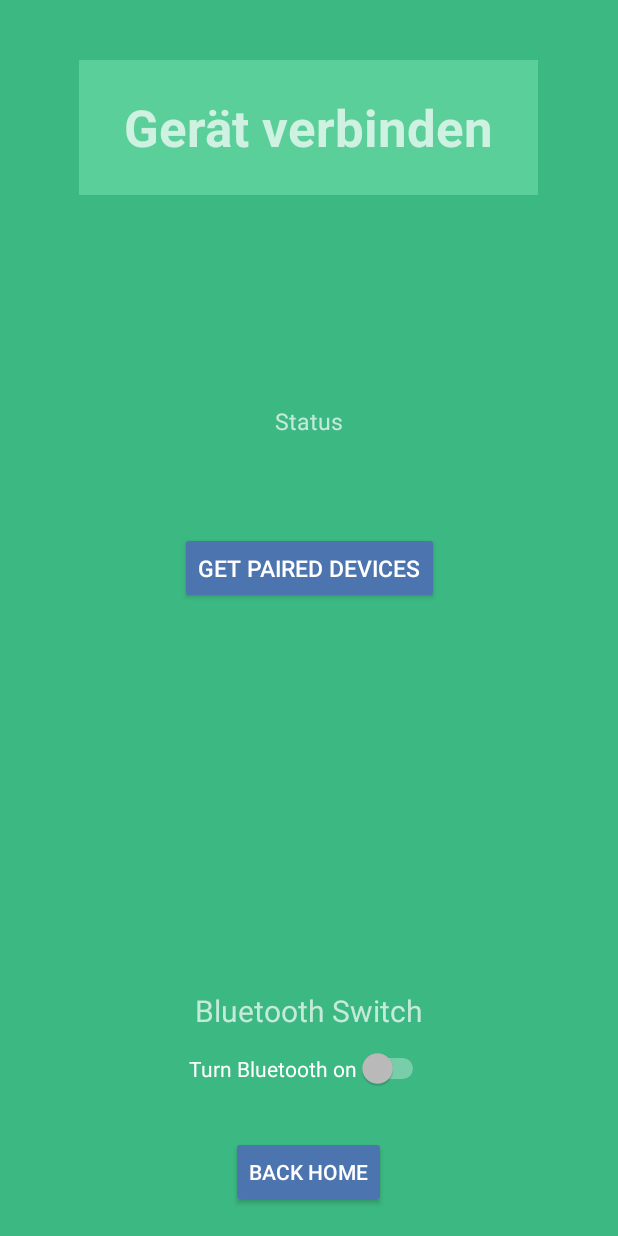
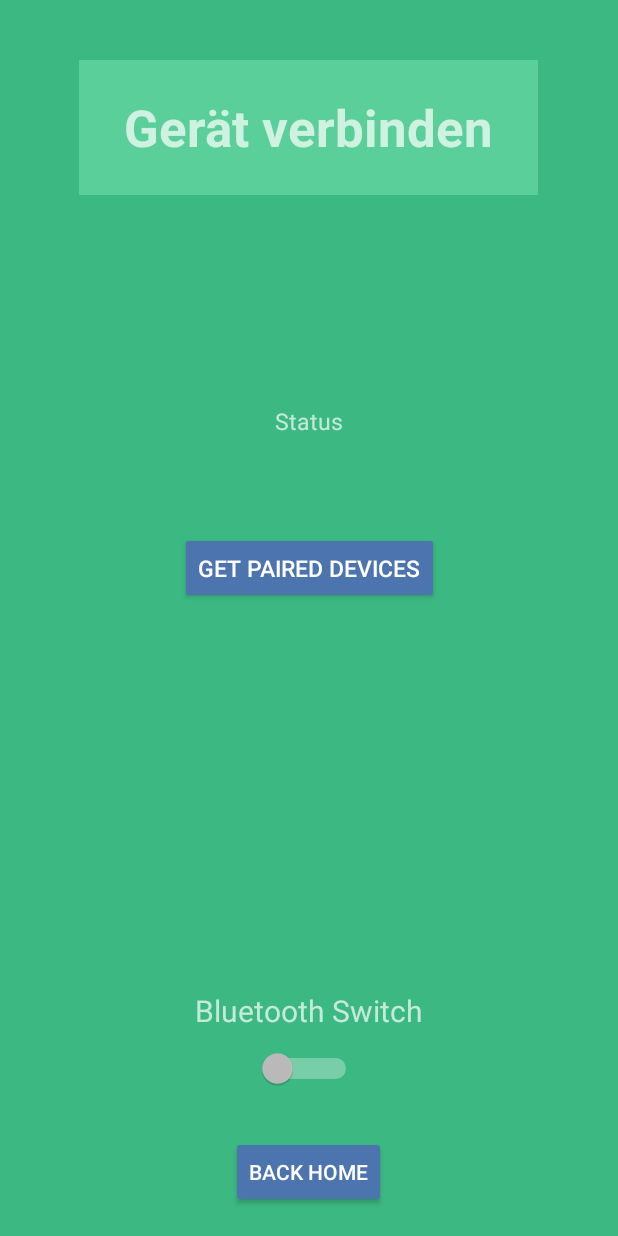
Before and after one commit to KathrinKollegger/Gluko-Smart-App, an Android app: the layout activity_gereatekoppeln.xml on its own in the app's theme, with its tools: preview values and no code run, on a phone screen of 412 x 824 dp. Run offline under Robolectric (Android 15) with nearby library versions, the phone set to English and light mode, and no system bars.

Commit message:
Bluetooth Steuerung und Berechtigungsabfrage funktionstüchtig

```diff
--- a/app/src/main/res/layout/activity_gereatekoppeln.xml
+++ b/app/src/main/res/layout/activity_gereatekoppeln.xml
@@ -4,7 +4,7 @@
     android:layout_width="match_parent"
     android:layout_height="match_parent"
     xmlns:app="http://schemas.android.com/apk/res-auto"
-    android:background="#3CB882">
+    android:background="@color/backgroundGreen">
 
     <TextView
         android:id="@+id/tv_titleBTact"
@@ -14,7 +14,7 @@
         android:layout_marginTop="40dp"
         android:layout_marginEnd="32dp"
         android:layout_marginBottom="561dp"
-        android:background="#5BCF99"
+        android:background="@color/TvBackgroundLightgreen"
         android:gravity="center"
         android:text="Gerät verbinden"
         android:textAppearance="@style/TextAppearance.AppCompat.Display1"
@@ -53,7 +53,7 @@
         android:layout_height="wrap_content"
         android:text="Get Paired Devices"
         android:textSize="15dp"
-        android:backgroundTint="#4C74AF"
+        android:backgroundTint="@color/buttonBlue"
         app:layout_constraintBottom_toTopOf="@+id/tv_pairedDevsTV"
         app:layout_constraintEnd_toEndOf="parent"
         app:layout_constraintStart_toStartOf="parent" />
@@ -66,7 +66,7 @@
         android:layout_marginRight="20dp"
         android:layout_height="wrap_content"
         android:text=""
-        android:textColor="#000"
+        android:textColor="@color/white"
         app:layout_constraintBottom_toBottomOf="parent"
         app:layout_constraintTop_toTopOf="parent" />
 
@@ -85,9 +85,10 @@
         android:layout_width="wrap_content"
         android:layout_height="50dp"
         android:checked="false"
-        android:text="Turn Bluetooth on"
-        android:textOff="Bluetooth OFF"
-        android:textOn="Bluetooth ON"
+        android:showText="false"
+        android:thumbTextPadding="5dp"
+        android:text=""
+        android:switchMinWidth="70dp"
         app:layout_constraintBottom_toTopOf="@+id/button_homeKoppeln"
         android:layout_marginBottom="20dp"
         app:layout_constraintEnd_toEndOf="parent"
@@ -101,7 +102,7 @@
         android:layout_width="wrap_content"
         android:layout_height="wrap_content"
         android:text="Back Home"
-        android:backgroundTint="#4C74AF"
+        android:backgroundTint="@color/buttonBlue"
         app:layout_constraintBottom_toBottomOf="parent"
         app:layout_constraintEnd_toEndOf="parent"
         app:layout_constraintHorizontal_bias="0.498"
--- a/app/src/main/res/values/colors.xml
+++ b/app/src/main/res/values/colors.xml
@@ -1,4 +1,12 @@
 <?xml version="1.0" encoding="utf-8"?>
 <resources>
     <color name="black">#FF000000</color>
+    <color name="backgroundGreen">#3CB882</color>
+    <color name="TvBackgroundLightgreen">#5BCF99</color>
+    <color name="buttonBlue">#4C74AF</color>
+    <color name="white">#000</color>
+
+    <!--Switch Color-->
+
+
 </resources>
```
Also changed, not shown: app/src/main/java/com/example/gluko_smart/GereateKoppeln.java (+41 -19 lines).
